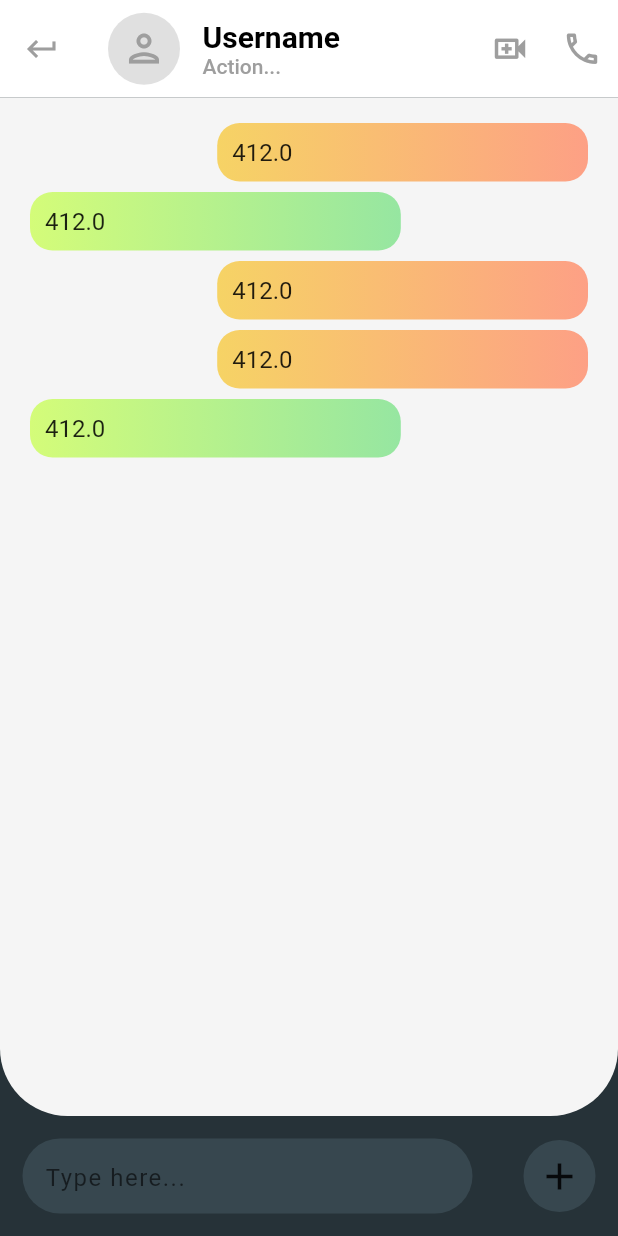
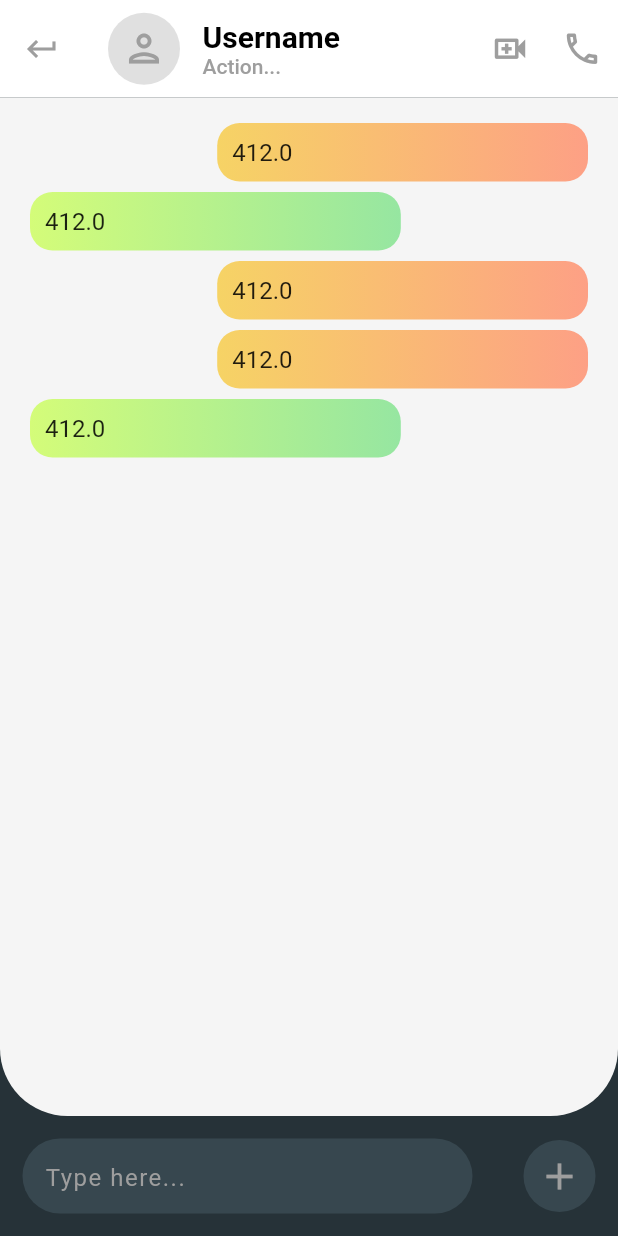
Before and after one commit to TITAN017/Chat_App, a Flutter app: the ChatTypeScreen screen opened directly, on a phone screen of 412 x 824 dp. Run offline on Flutter 3.47's test engine with Material 2 defaults, Android fonts, the phone set to English and light mode, and no system bars; our stand-ins replace firebase_core, google_fonts, google_nav_bar; accounts and stored records are empty; Roboto replaces fonts that are missing (Acme).

Commit message:
Minor changes to previous Commit

```diff
--- a/lib/main.dart
+++ b/lib/main.dart
@@ -34,11 +34,11 @@ class _MyAppState extends State<MyApp> {
       debugShowCheckedModeBanner: false,
       theme: ThemeData(brightness: theme ? Brightness.dark : Brightness.light),
       home: SafeArea(
-        child: /*ChatScreen(
+        child: ChatScreen(
           toggle: darkLight,
           state: theme,
-        ),*/
-            ChatTypeScreen(),
+        ),
+        //ChatTypeScreen(),
       ),
     );
   }
--- a/lib/screen/ChatTypeScreen.dart
+++ b/lib/screen/ChatTypeScreen.dart
@@ -23,7 +23,7 @@ class _ChatTypeScreenState extends State<ChatTypeScreen> {
       appBar: AppBar(
         elevation: 0,
         toolbarHeight: 65,
-        backgroundColor: Colors.white,
+        backgroundColor: CustomColors.DEFAULT_COLOR,
         actions: [
           IconButton(
             icon: Icon(Icons.video_call_outlined),
@@ -41,7 +41,9 @@ class _ChatTypeScreenState extends State<ChatTypeScreen> {
         foregroundColor: CustomColors.CHAT_APP_BAR_FOREGROUND_COLOR,
         leading: IconButton(
           icon: Icon(Icons.keyboard_return),
-          onPressed: () {},
+          onPressed: () {
+            Navigator.pop(context);
+          },
         ),
         title: Row(
           children: [
@@ -145,6 +147,7 @@ class _ChatTypeScreenState extends State<ChatTypeScreen> {
                     fillColor: CustomColors.NAV_BAR_COLOR,
                     hintStyle: GoogleFonts.acme(
                       letterSpacing: 1,
+                      color: CustomColors.CHAT,
                     ),
                     border: InputBorder.none,
                   ),
@@ -160,6 +163,7 @@ class _ChatTypeScreenState extends State<ChatTypeScreen> {
                   onPressed: () {},
                   icon: Icon(Icons.add),
                   iconSize: 30,
+                  color: CustomColors.CHAT,
                 ),
               ),
             ],
--- a/lib/shared/colorTheme.dart
+++ b/lib/shared/colorTheme.dart
@@ -39,6 +39,7 @@ class CustomColors {
 
   //TEXT BAR CHAT TYPE SCREEN
 
+  static Color TEXT_BAR_BACKGROUND_COLOR = Colors.blueGrey[900]!;
   static Color TEXT_BAR_COLOR = Colors.blueGrey[800]!;
   static LinearGradient TEX_BAR_GRADIENT = const LinearGradient(
     colors: [
```
Also changed, not shown: lib/utils/personTile.dart (+12 -3 lines).
